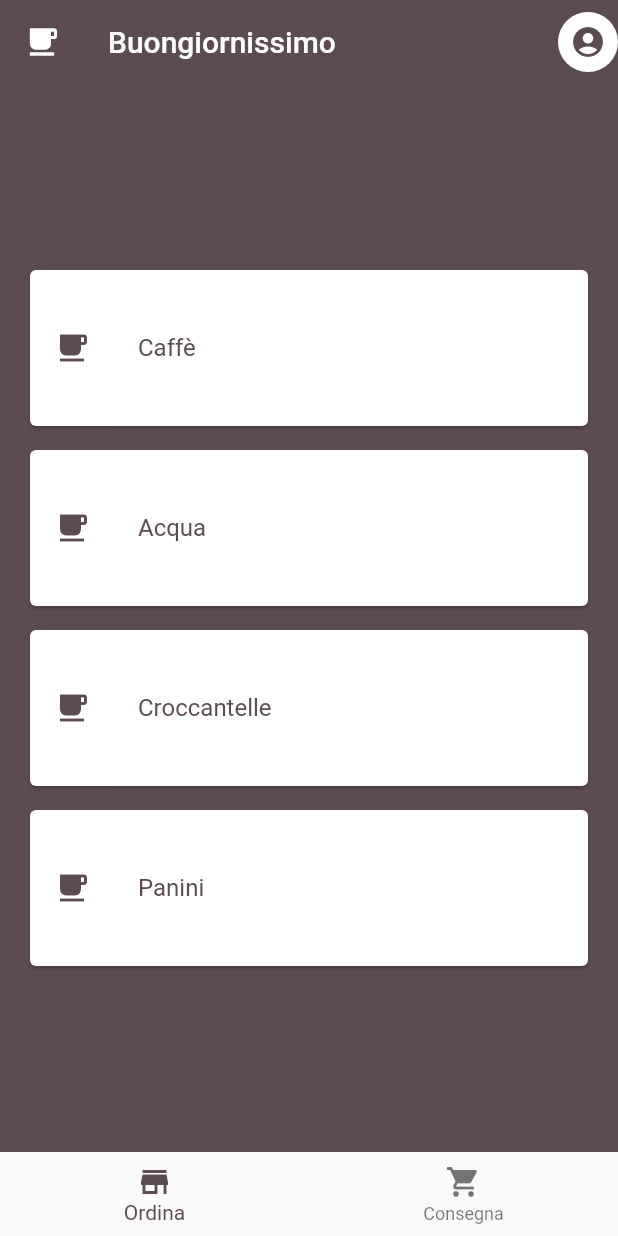
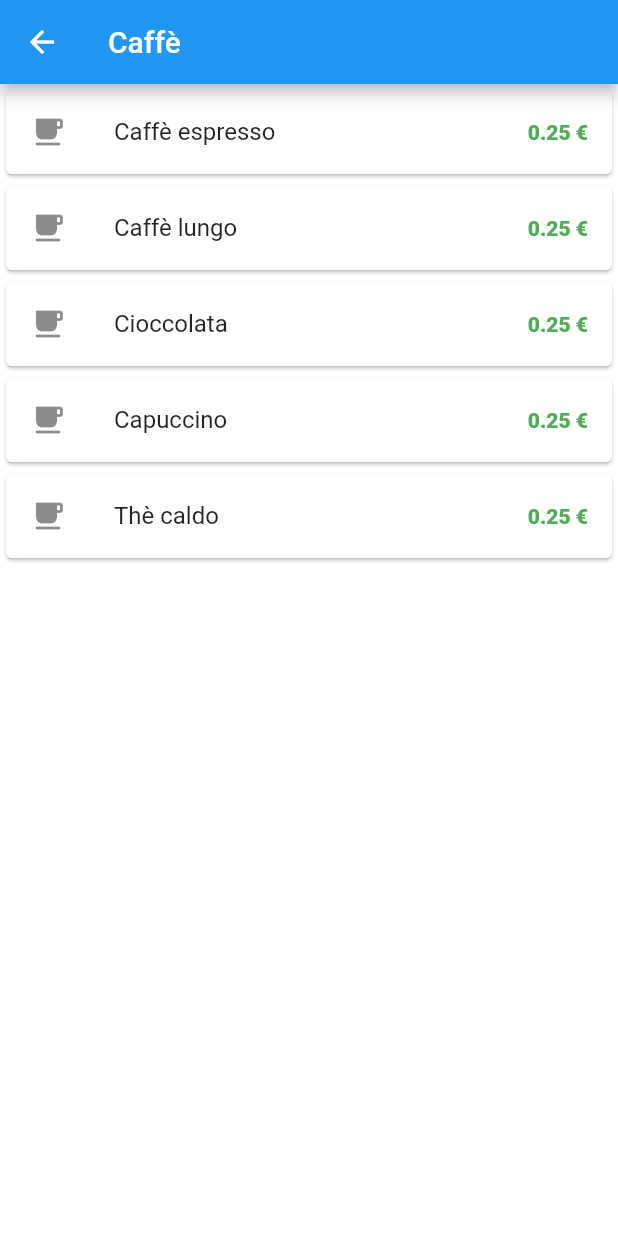
Before and after one commit to Ivaskuu/buongiornissimo_app, a Flutter app: the screen it shows after launch, after a tap on "Caffè", on a phone screen of 412 x 824 dp. Run offline on Flutter 3.47's test engine with Material 2 defaults, Android fonts, the phone set to English and light mode, and no system bars.

Commit message:
Added OrdinaList UI

```diff
--- /dev/null
+++ b/lib/ordina_list_ui.dart
@@ -0,0 +1,89 @@
+import 'package:flutter/material.dart';
+import 'colors.dart';
+
+class OrdinaListUI extends StatelessWidget
+{
+  @override
+  Widget build(BuildContext context)
+  {
+    return new Scaffold
+    (
+      backgroundColor: Colors.white,
+      appBar: new AppBar
+      (
+        title: new Text("Caffè"),
+      ),
+      body: new ListView
+      (
+        children: <Widget>
+        [
+          new Card
+          (
+            child: new InkWell
+            (
+              onTap: () => null,
+              child: new ListTile
+              (
+                leading: new Icon(Icons.local_cafe),
+                title: new Text("Caffè espresso"),
+                trailing: new Text("0.25 €", style: new TextStyle(color: Colors.green, fontWeight: FontWeight.w800)),
+              )
+            ),
+          ),
+          new Card
+          (
+            child: new InkWell
+            (
+              onTap: () => null,
+              child: new ListTile
+              (
+                leading: new Icon(Icons.local_cafe),
+                title: new Text("Caffè lungo"),
+                trailing: new Text("0.25 €", style: new TextStyle(color: Colors.green, fontWeight: FontWeight.w800)),
+              )
+            ),
+          ),
+          new Card
+          (
+            child: new InkWell
+            (
+              onTap: () => null,
+              child: new ListTile
+              (
+                leading: new Icon(Icons.local_cafe),
+                title: new Text("Cioccolata"),
+                trailing: new Text("0.25 €", style: new TextStyle(color: Colors.green, fontWeight: FontWeight.w800)),
+              )
+            ),
+          ),
+          new Card
+          (
+            child: new InkWell
+            (
+              onTap: () => null,
+              child: new ListTile
+              (
+                leading: new Icon(Icons.local_cafe),
+                title: new Text("Capuccino"),
+                trailing: new Text("0.25 €", style: new TextStyle(color: Colors.green, fontWeight: FontWeight.w800)),
+              )
+            ),
+          ),
+          new Card
+          (
+            child: new InkWell
+            (
+              onTap: () => null,
+              child: new ListTile
+              (
+                leading: new Icon(Icons.local_cafe),
+                title: new Text("Thè caldo"),
+                trailing: new Text("0.25 €", style: new TextStyle(color: Colors.green, fontWeight: FontWeight.w800)),
+              )
+            ),
+          ),
+        ],
+      ),
+    );
+  }
+}
--- a/lib/ordina_ui.dart
+++ b/lib/ordina_ui.dart
@@ -1,5 +1,7 @@
 import 'package:flutter/material.dart';
 import 'colors.dart';
+
+import 'ordina_list_ui.dart';
 
 class OrdinaUI extends StatefulWidget
 {
@@ -31,7 +33,14 @@ class OrdinaUIState extends State<OrdinaUI>
               (
                 child: new InkWell
                 (
-                  onTap: () => null,
+                  onTap: () => Navigator.of(context).push(new MaterialPageRoute(builder: (_) => new OrdinaListUI()))/*.then(
+                  (Task task)
+                  {
+                    if( task != null )
+                    {
+                      addTask(task);
+                    }
+                  })*/,
                   child: new Container
                   (
                     margin: new EdgeInsets.symmetric(vertical: 24.0),
```
